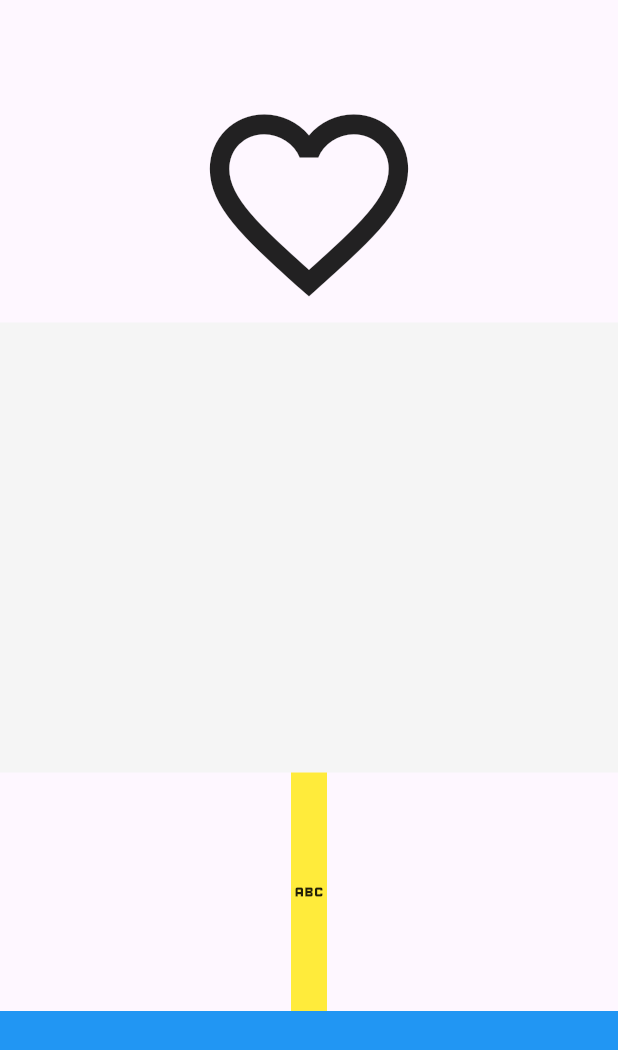
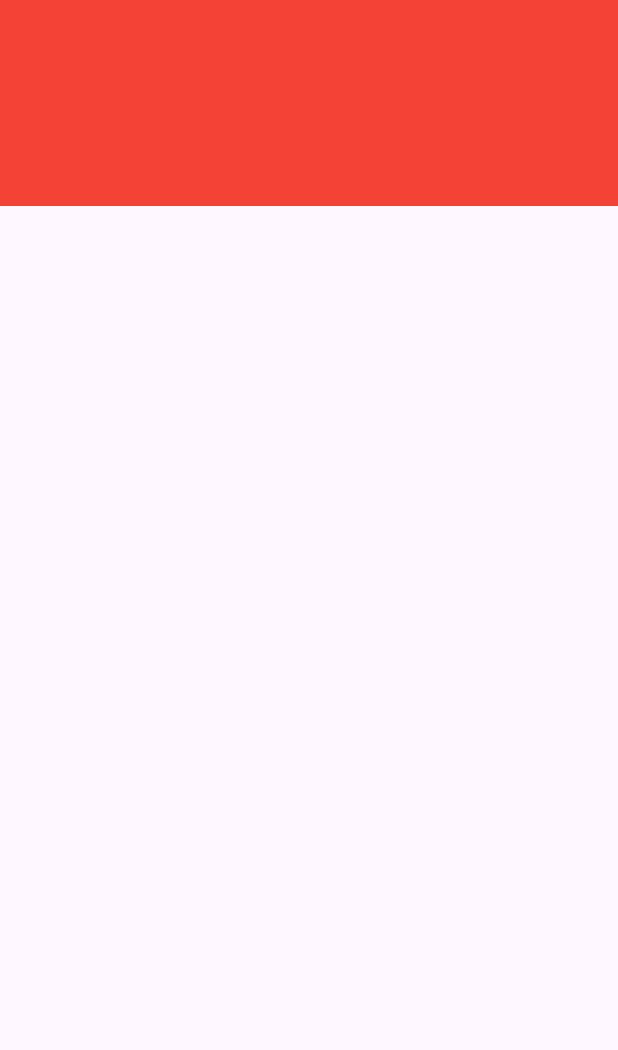
Before and after one commit to tasneemakhaled/responsive_training, a Flutter app: the screen it shows after launch, on a phone screen of 412 x 824 dp. Shown: the top 1050 px of the screen. Run offline on Flutter 3.47's test engine with Material 3 defaults, Android fonts, the light colour scheme and no system bars.

Commit message:
aspect ratio example

```diff
--- a/lib/main.dart
+++ b/lib/main.dart
@@ -1,6 +1,7 @@
 import 'dart:developer';
 
 import 'package:flutter/material.dart';
+import 'package:responsive_training/screens/aspect_ratio_example.dart';
 import 'package:responsive_training/screens/expanded_example.dart';
 import 'package:responsive_training/screens/fitted_box_example.dart';
 import 'package:responsive_training/screens/flexible_example.dart';
@@ -16,7 +17,7 @@ class MyApp extends StatelessWidget {
 
   @override
   Widget build(BuildContext context) {
-    return MaterialApp(home: FittedBoxExample());
+    return MaterialApp(home: AspectRatioExample());
   }
 }
 
--- a/lib/screens/aspect_ratio_example.dart
+++ b/lib/screens/aspect_ratio_example.dart
@@ -5,6 +5,19 @@ class AspectRatioExample extends StatelessWidget {
 
   @override
   Widget build(BuildContext context) {
-    return Scaffold();
+    return Scaffold(
+      body: Column(
+        children: [
+          AspectRatio(
+            aspectRatio: 3 / 1, // النسبة بين الطول والعرض width/height
+            child: Container(
+              color: Colors.red,
+              width: MediaQuery.of(context).size.width,
+              height: 100,
+            ),
+          ),
+        ],
+      ),
+    );
   }
 }
```
